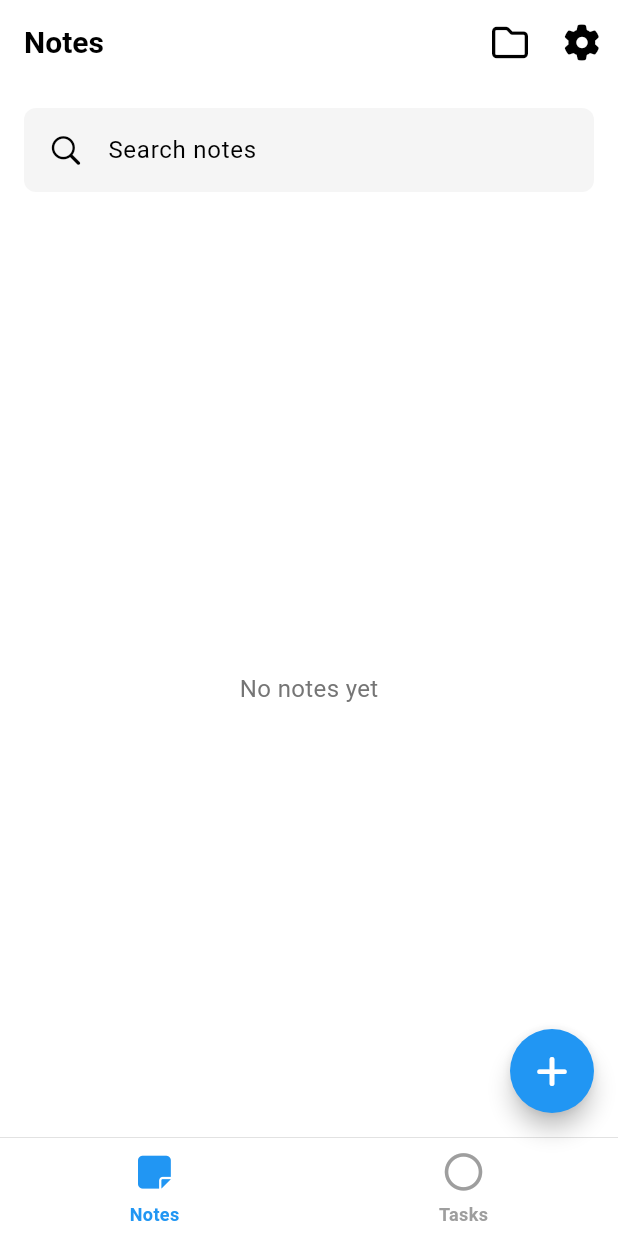
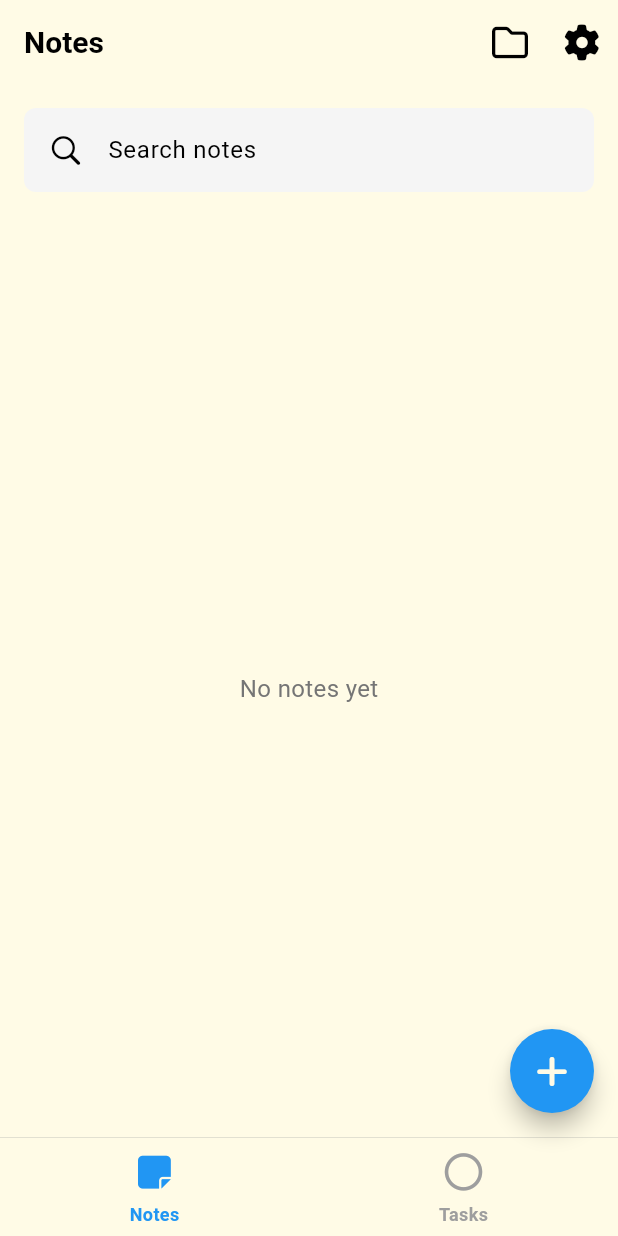
Before and after one commit to qinscode/Zephyr, a Flutter app: the screen it shows after launch, on a phone screen of 412 x 824 dp. Run offline on Flutter 3.47's test engine with Material 3 defaults, Android fonts, the phone set to English and light mode, and no system bars; our stand-ins replace flutter_secure_storage, font_awesome_flutter, sembast; missing offline and left inert: encrypt; statements that could not run were skipped.

Commit message:
refactor(theme): implement AppTheme and simplify theme configuration
- Import and use AppTheme for light theme
- Remove redundant dark theme configuration
- Simplify theme setup in main MaterialApp

```diff
--- a/lib/main.dart
+++ b/lib/main.dart
@@ -4,6 +4,7 @@ import 'package:flutter/material.dart';
 import 'package:provider/provider.dart';
 import 'package:flutter/services.dart';
 import 'package:flutter_localizations/flutter_localizations.dart';
+import 'theme/app_theme.dart';
 
 // Models
 import 'models/notes_model.dart';
@@ -18,9 +19,6 @@ import 'services/search_service.dart';
 
 // Screens
 import 'screens/home_screen.dart';
-
-// Theme
-// import 'theme/app_theme.dart';
 
 
 // TODO: REFACTOR
@@ -83,92 +81,7 @@ class MyApp extends StatelessWidget {
         builder: (context, settings, _) {
           return MaterialApp(
             title: 'Notes App',
-            theme: ThemeData(
-              // 基础背景色设置
-              scaffoldBackgroundColor: Colors.white,
-              canvasColor: Colors.white,
-              dialogBackgroundColor: Colors.white,
-              cardColor: Colors.white,
-
-              // 颜色方案
-              colorScheme: const ColorScheme.light(
-                surface: Colors.white,
-                onSurface: Colors.black,
-                primary: Colors.blue,
-                onPrimary: Colors.white,
-              ),
-
-              // AppBar 主题
-              appBarTheme: const AppBarTheme(
-                backgroundColor: Colors.white,
-                elevation: 0,
-                iconTheme: IconThemeData(color: Colors.black),
-                titleTextStyle: TextStyle(
-                  color: Colors.black,
-                  fontSize: 20,
-                  fontWeight: FontWeight.bold,
-                ),
-              ),
-
-              // 底部导航栏主题
-              bottomNavigationBarTheme: const BottomNavigationBarThemeData(
-                backgroundColor: Colors.white,
-                elevation: 0,
-              ),
-
-              // 弹窗主题
-              dialogTheme: const DialogTheme(
-                backgroundColor: Colors.white,
-              ),
-
-              // 卡片主题
-              cardTheme: const CardTheme(
-                color: Colors.white,
-                elevation: 1,
-              ),
-
-              // 弹出菜单主题
-              popupMenuTheme: const PopupMenuThemeData(
-                color: Colors.white,
-              ),
-
-              // 底部Sheet主题
-              bottomSheetTheme: const BottomSheetThemeData(
-                backgroundColor: Colors.white,
-              ),
-
-              // 导航栏主题
-              navigationBarTheme: NavigationBarThemeData(
-                labelTextStyle: WidgetStateProperty.resolveWith((states) {
-                  if (states.contains(WidgetState.selected)) {
-                    return const TextStyle(
-                      color: Colors.blue,
-                      fontSize: 12,  // 增加字体大小
-                      fontWeight: FontWeight.w700,  // 加粗字体
-                    );
-                  }
-                  return const TextStyle(
-                    color: Colors.grey,
-                    fontSize: 12        ,  // 增加字体大小
-                    fontWeight: FontWeight.w600,  // 未选中时也稍微加粗
-                  );
-                }),
-                labelBehavior: NavigationDestinationLabelBehavior.alwaysShow,
-                height: 65,  // 设置导航栏高度
-                iconTheme: WidgetStateProperty.resolveWith((states) {
-                  if (states.contains(WidgetState.selected)) {
-                    return const IconThemeData(
-                      size: 25,  // 增加图标大小
-                      color: Colors.blue,
-                    );
-                  }
-                  return const IconThemeData(
-                    size: 25,  // 增加图标大小
-                    color: Colors.grey,
-                  );
-                }),
-              ),
-            ),
+            theme: AppTheme.lightTheme,  // 使用我们定义的主题
             darkTheme: ThemeData(
               // 复制上面相同的配置
               scaffoldBackgroundColor: Colors.white,
@@ -214,6 +127,37 @@ class MyApp extends StatelessWidget {
 
               bottomSheetTheme: const BottomSheetThemeData(
                 backgroundColor: Colors.white,
+              ),
+
+              navigationBarTheme: NavigationBarThemeData(
+                labelTextStyle: WidgetStateProperty.resolveWith((states) {
+                  if (states.contains(WidgetState.selected)) {
+                    return const TextStyle(
+                      color: Colors.blue,
+                      fontSize: 12,  // 增加字体大小
+                      fontWeight: FontWeight.w700,  // 加粗字体
+                    );
+                  }
+                  return const TextStyle(
+                    color: Colors.grey,
+                    fontSize: 12        ,  // 增加字体大小
+                    fontWeight: FontWeight.w600,  // 未选中时也稍微加粗
+                  );
+                }),
+                labelBehavior: NavigationDestinationLabelBehavior.alwaysShow,
+                height: 65,  // 设置导航栏高度
+                iconTheme: WidgetStateProperty.resolveWith((states) {
+                  if (states.contains(WidgetState.selected)) {
+                    return const IconThemeData(
+                      size: 25,  // 增加图标大小
+                      color: Colors.blue,
+                    );
+                  }
+                  return const IconThemeData(
+                    size: 25,  // 增加图标大小
+                    color: Colors.grey,
+                  );
+                }),
               ),
             ),
             themeMode: settings.isDarkMode ? ThemeMode.dark : ThemeMode.light,
```
